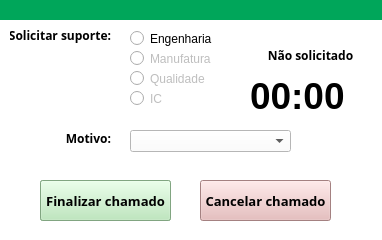
The window that uis/chamado.ui (alosbh/all-in-one) describes before a commit, drawn with Qt 5.
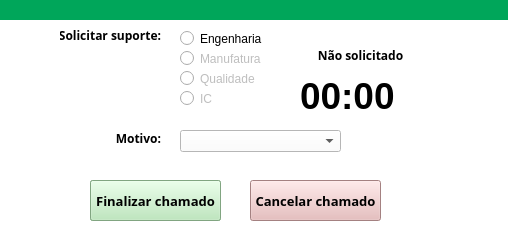
The same window after the commit.

Commit message: debug janela suporte

Diff of the .ui file:
```diff
--- a/uis/chamado.ui
+++ b/uis/chamado.ui
@@ -6,7 +6,7 @@
    <rect>
     <x>0</x>
     <y>0</y>
-    <width>382</width>
+    <width>511</width>
     <height>240</height>
    </rect>
   </property>
@@ -54,7 +54,7 @@
    <widget class="QComboBox" name="lista_motivos">
     <property name="geometry">
      <rect>
-      <x>130</x>
+      <x>180</x>
       <y>130</y>
       <width>161</width>
       <height>22</height>
@@ -64,7 +64,7 @@
    <widget class="QLabel" name="lbl_time">
     <property name="geometry">
      <rect>
-      <x>10</x>
+      <x>60</x>
       <y>20</y>
       <width>101</width>
       <height>31</height>
@@ -88,7 +88,7 @@
    <widget class="QPushButton" name="btn_solicitar">
     <property name="geometry">
      <rect>
-      <x>40</x>
+      <x>90</x>
       <y>180</y>
       <width>131</width>
       <height>41</height>
@@ -121,7 +121,7 @@
     </property>
     <property name="geometry">
      <rect>
-      <x>130</x>
+      <x>180</x>
       <y>30</y>
       <width>82</width>
       <height>17</height>
@@ -137,7 +137,7 @@
     </property>
     <property name="geometry">
      <rect>
-      <x>130</x>
+      <x>180</x>
       <y>50</y>
       <width>82</width>
       <height>17</height>
@@ -153,7 +153,7 @@
     </property>
     <property name="geometry">
      <rect>
-      <x>130</x>
+      <x>180</x>
       <y>90</y>
       <width>82</width>
       <height>17</height>
@@ -169,7 +169,7 @@
     </property>
     <property name="geometry">
      <rect>
-      <x>130</x>
+      <x>180</x>
       <y>70</y>
       <width>82</width>
       <height>17</height>
@@ -182,7 +182,7 @@
    <widget class="QLabel" name="lbl_motivos">
     <property name="geometry">
      <rect>
-      <x>10</x>
+      <x>60</x>
       <y>130</y>
       <width>101</width>
       <height>31</height>
@@ -206,7 +206,7 @@
    <widget class="QLabel" name="lbl_tempo">
     <property name="geometry">
      <rect>
-      <x>250</x>
+      <x>300</x>
       <y>70</y>
       <width>111</width>
       <height>51</height>
@@ -226,7 +226,7 @@
    <widget class="QLabel" name="lbl_status">
     <property name="geometry">
      <rect>
-      <x>260</x>
+      <x>310</x>
       <y>40</y>
       <width>101</width>
       <height>31</height>
@@ -248,9 +248,12 @@
     </property>
    </widget>
    <widget class="QPushButton" name="btn_cancelar">
+    <property name="enabled">
+     <bool>true</bool>
+    </property>
     <property name="geometry">
      <rect>
-      <x>200</x>
+      <x>250</x>
       <y>180</y>
       <width>131</width>
       <height>41</height>
@@ -280,7 +283,7 @@
    <widget class="QPushButton" name="btn_finalizar">
     <property name="geometry">
      <rect>
-      <x>40</x>
+      <x>90</x>
       <y>180</y>
       <width>131</width>
       <height>41</height>
```
The commit also changes 2 other files.
